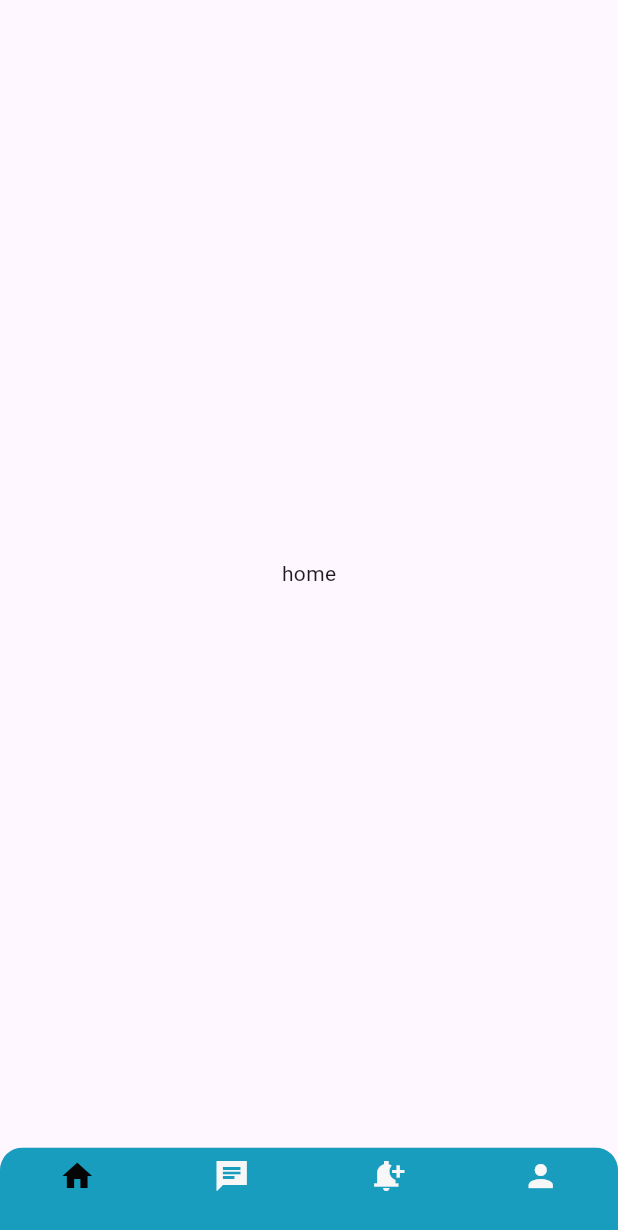
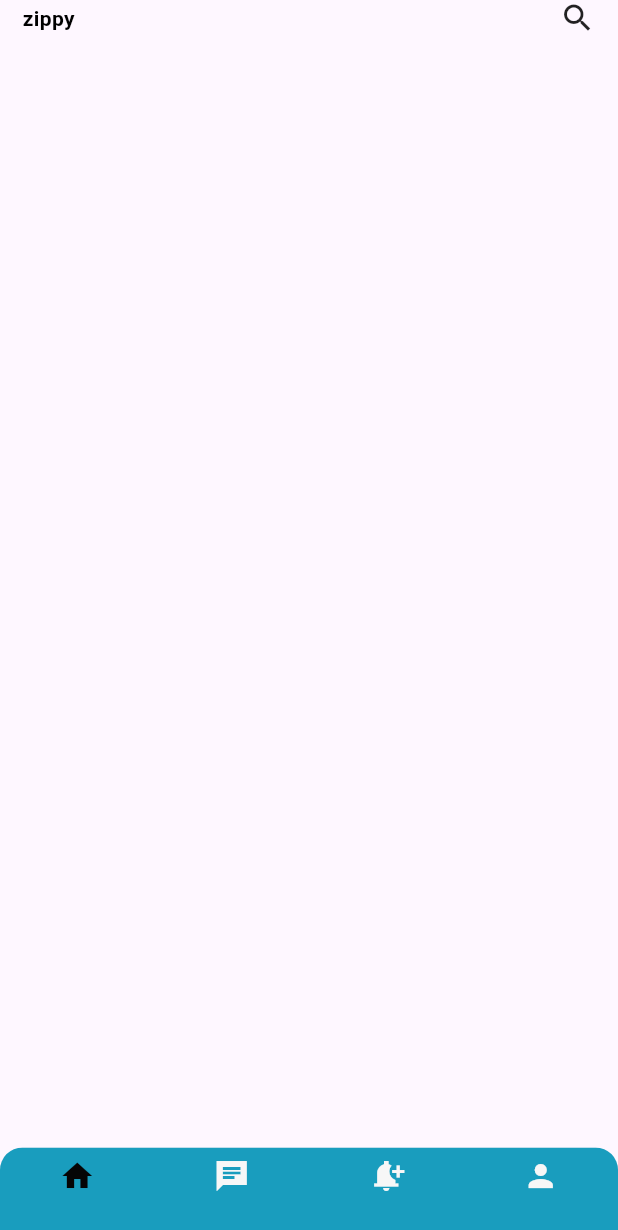
Before and after one commit to rfqv/PAB2_ZippyProject, a Flutter app: the screen it shows after launch, on a phone screen of 412 x 824 dp. Shown: the top 1230 px of the screen. Run offline on Flutter 3.47's test engine with Material 3 defaults, Android fonts, the phone set to English and light mode, and no system bars.

Commit message:
update home

```diff
--- a/lib/screens/home.dart
+++ b/lib/screens/home.dart
@@ -10,11 +10,38 @@ class HomePage extends StatefulWidget {
 class _HomePageState extends State<HomePage> {
   @override
   Widget build(BuildContext context) {
-    return Scaffold(
-      body: const Center(
-        child: Text(
-          'home',
-        ),
+    return SafeArea(
+      child: ListView(
+        children: [
+          //appbar home
+          Padding(
+            padding: const EdgeInsets.symmetric(horizontal: 15),
+            child: Row(
+              mainAxisAlignment: MainAxisAlignment.spaceBetween,
+              children: [
+                Row(
+                  children: [
+                    Text(
+                      "zippy",
+                      style: TextStyle(
+                        color: Colors.black,
+                        fontWeight: FontWeight.bold,
+                      ),
+                    )
+                  ],
+                ),
+                Row(
+                  children: [
+                    Icon(
+                      Icons.search,
+                    )
+                  ],
+                )
+              ],
+            ),
+          )
+          //story
+        ],
       ),
     );
   }
```
Also changed, not shown: fonts/RedditMono-Bold.ttf (added), fonts/RedditMono-Regular.ttf (added), fonts/RedditMono-SemiBold.ttf (added).
